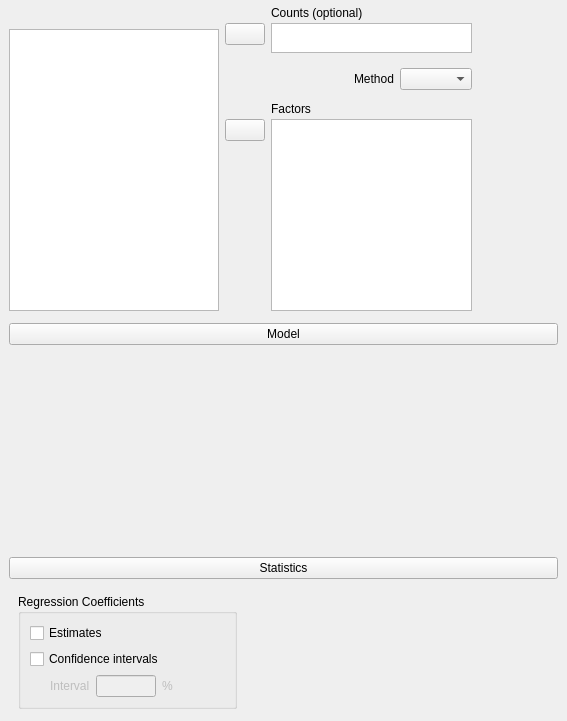
Old version of the form JASP-Desktop/analysisforms/regressionloglinearform.ui in the repository jasp-stats/jasp-desktop.
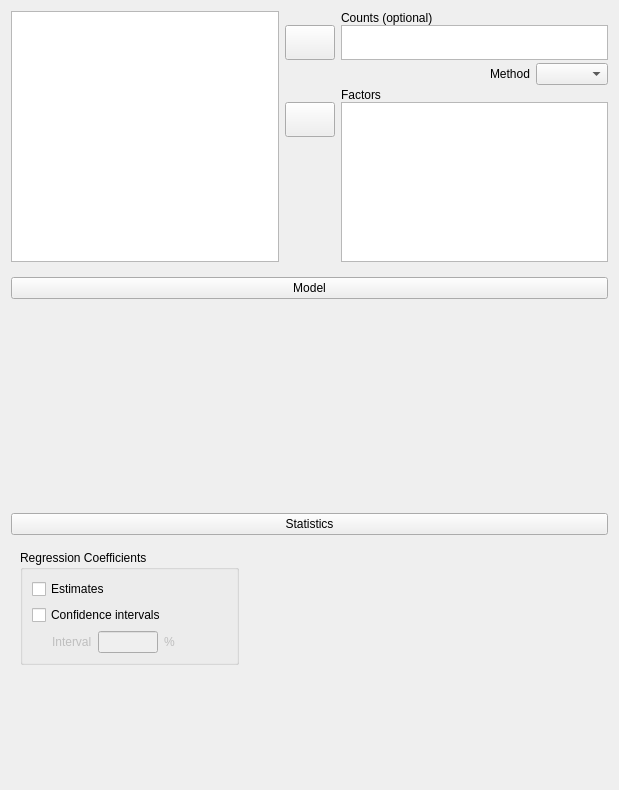
New version of the form. Custom widgets are drawn as their Qt base class.

The edit to the form file:
```diff
--- a/JASP-Desktop/analysisforms/regressionloglinearform.ui
+++ b/JASP-Desktop/analysisforms/regressionloglinearform.ui
@@ -6,37 +6,296 @@
    <rect>
     <x>0</x>
     <y>0</y>
-    <width>567</width>
-    <height>705</height>
+    <width>619</width>
+    <height>790</height>
    </rect>
   </property>
+  <property name="sizePolicy">
+   <sizepolicy hsizetype="Fixed" vsizetype="Preferred">
+    <horstretch>0</horstretch>
+    <verstretch>0</verstretch>
+   </sizepolicy>
+  </property>
   <property name="windowTitle">
    <string>Form</string>
   </property>
-  <layout class="QGridLayout" name="gridLayout_21">
-   <property name="leftMargin">
-    <number>0</number>
-   </property>
-   <property name="topMargin">
-    <number>0</number>
-   </property>
-   <property name="rightMargin">
-    <number>0</number>
-   </property>
-   <property name="bottomMargin">
-    <number>0</number>
-   </property>
-   <property name="verticalSpacing">
-    <number>0</number>
-   </property>
-   <item row="2" column="0" colspan="2">
+  <layout class="QVBoxLayout" name="verticalLayout">
+   <item>
+    <widget class="QWidget" name="widget" native="true">
+     <property name="sizePolicy">
+      <sizepolicy hsizetype="Preferred" vsizetype="Fixed">
+       <horstretch>0</horstretch>
+       <verstretch>0</verstretch>
+      </sizepolicy>
+     </property>
+     <layout class="QGridLayout" name="gridLayout">
+      <property name="leftMargin">
+       <number>0</number>
+      </property>
+      <property name="topMargin">
+       <number>0</number>
+      </property>
+      <property name="rightMargin">
+       <number>0</number>
+      </property>
+      <property name="bottomMargin">
+       <number>0</number>
+      </property>
+      <property name="verticalSpacing">
+       <number>0</number>
+      </property>
+      <item row="5" column="1">
+       <widget class="AssignButton" name="buttonAssignFactors">
+        <property name="sizePolicy">
+         <sizepolicy hsizetype="Fixed" vsizetype="Fixed">
+          <horstretch>0</horstretch>
+          <verstretch>0</verstretch>
+         </sizepolicy>
+        </property>
+        <property name="minimumSize">
+         <size>
+          <width>50</width>
+          <height>35</height>
+         </size>
+        </property>
+        <property name="maximumSize">
+         <size>
+          <width>50</width>
+          <height>35</height>
+         </size>
+        </property>
+        <property name="text">
+         <string/>
+        </property>
+       </widget>
+      </item>
+      <item row="5" column="2" rowspan="2">
+       <widget class="BoundListView" name="factors">
+        <property name="sizePolicy">
+         <sizepolicy hsizetype="Expanding" vsizetype="Fixed">
+          <horstretch>0</horstretch>
+          <verstretch>0</verstretch>
+         </sizepolicy>
+        </property>
+        <property name="minimumSize">
+         <size>
+          <width>0</width>
+          <height>160</height>
+         </size>
+        </property>
+        <property name="maximumSize">
+         <size>
+          <width>16777215</width>
+          <height>160</height>
+         </size>
+        </property>
+        <property name="editTriggers">
+         <set>QAbstractItemView::AllEditTriggers</set>
+        </property>
+        <property name="selectionMode">
+         <enum>QAbstractItemView::ExtendedSelection</enum>
+        </property>
+       </widget>
+      </item>
+      <item row="6" column="1">
+       <spacer name="verticalSpacer_3">
+        <property name="orientation">
+         <enum>Qt::Vertical</enum>
+        </property>
+        <property name="sizeHint" stdset="0">
+         <size>
+          <width>20</width>
+          <height>84</height>
+         </size>
+        </property>
+       </spacer>
+      </item>
+      <item row="0" column="0" rowspan="7">
+       <widget class="AvailableFieldsListView" name="listAvailableFields">
+        <property name="sizePolicy">
+         <sizepolicy hsizetype="Expanding" vsizetype="Preferred">
+          <horstretch>0</horstretch>
+          <verstretch>0</verstretch>
+         </sizepolicy>
+        </property>
+        <property name="selectionMode">
+         <enum>QAbstractItemView::ExtendedSelection</enum>
+        </property>
+       </widget>
+      </item>
+      <item row="1" column="2" rowspan="2">
+       <widget class="BoundListView" name="counts">
+        <property name="sizePolicy">
+         <sizepolicy hsizetype="Expanding" vsizetype="Fixed">
+          <horstretch>0</horstretch>
+          <verstretch>0</verstretch>
+         </sizepolicy>
+        </property>
+        <property name="minimumSize">
+         <size>
+          <width>0</width>
+          <height>35</height>
+         </size>
+        </property>
+        <property name="maximumSize">
+         <size>
+          <width>16777215</width>
+          <height>35</height>
+         </size>
+        </property>
+        <property name="selectionMode">
+         <enum>QAbstractItemView::ExtendedSelection</enum>
+        </property>
+       </widget>
+      </item>
+      <item row="0" column="2">
+       <widget class="QLabel" name="label_3">
+        <property name="text">
+         <string>Counts (optional)</string>
+        </property>
+       </widget>
+      </item>
+      <item row="1" column="1">
+       <widget class="AssignButton" name="buttonAssignCounts">
+        <property name="sizePolicy">
+         <sizepolicy hsizetype="Fixed" vsizetype="Fixed">
+          <horstretch>0</horstretch>
+          <verstretch>0</verstretch>
+         </sizepolicy>
+        </property>
+        <property name="minimumSize">
+         <size>
+          <width>50</width>
+          <height>35</height>
+         </size>
+        </property>
+        <property name="maximumSize">
+         <size>
+          <width>50</width>
+          <height>35</height>
+         </size>
+        </property>
+        <property name="text">
+         <string/>
+        </property>
+       </widget>
+      </item>
+      <item row="4" column="2">
+       <widget class="QLabel" name="label_4">
+        <property name="text">
+         <string>Factors</string>
+        </property>
+       </widget>
+      </item>
+      <item row="0" column="1">
+       <widget class="QWidget" name="widget_9" native="true"/>
+      </item>
+      <item row="3" column="2">
+       <widget class="QWidget" name="widget_5" native="true">
+        <layout class="QGridLayout" name="gridLayout_22">
+         <property name="leftMargin">
+          <number>0</number>
+         </property>
+         <property name="topMargin">
+          <number>3</number>
+         </property>
+         <property name="rightMargin">
+          <number>0</number>
+         </property>
+         <property name="bottomMargin">
+          <number>3</number>
+         </property>
+         <item row="0" column="0">
+          <spacer name="horizontalSpacer_2">
+           <property name="orientation">
+            <enum>Qt::Horizontal</enum>
+           </property>
+           <property name="sizeHint" stdset="0">
+            <size>
+             <width>40</width>
+             <height>20</height>
+            </size>
+           </property>
+          </spacer>
+         </item>
+         <item row="0" column="1">
+          <widget class="QLabel" name="label_7">
+           <property name="text">
+            <string>Method</string>
+           </property>
+          </widget>
+         </item>
+         <item row="0" column="2">
+          <widget class="BoundComboBox" name="method">
+           <property name="currentText">
+            <string/>
+           </property>
+          </widget>
+         </item>
+        </layout>
+       </widget>
+      </item>
+     </layout>
+    </widget>
+   </item>
+   <item>
+    <widget class="QWidget" name="modelContainer" native="true">
+     <property name="sizePolicy">
+      <sizepolicy hsizetype="Preferred" vsizetype="Preferred">
+       <horstretch>0</horstretch>
+       <verstretch>0</verstretch>
+      </sizepolicy>
+     </property>
+     <layout class="QGridLayout" name="gridLayout_5">
+      <property name="leftMargin">
+       <number>0</number>
+      </property>
+      <property name="rightMargin">
+       <number>0</number>
+      </property>
+      <property name="bottomMargin">
+       <number>0</number>
+      </property>
+      <item row="0" column="0">
+       <widget class="ExpanderButton" name="expanderModel">
+        <property name="text">
+         <string>Model</string>
+        </property>
+       </widget>
+      </item>
+      <item row="1" column="0">
+       <widget class="AnovaModelWidget" name="modelTerms" native="true">
+        <property name="sizePolicy">
+         <sizepolicy hsizetype="Expanding" vsizetype="Preferred">
+          <horstretch>0</horstretch>
+          <verstretch>0</verstretch>
+         </sizepolicy>
+        </property>
+        <property name="minimumSize">
+         <size>
+          <width>0</width>
+          <height>200</height>
+         </size>
+        </property>
+       </widget>
+      </item>
+     </layout>
+    </widget>
+   </item>
+   <item>
     <widget class="QWidget" name="widget_7" native="true">
      <layout class="QGridLayout" name="gridLayout_16">
+      <property name="leftMargin">
+       <number>0</number>
+      </property>
       <property name="topMargin">
-       <number>3</number>
+       <number>2</number>
+      </property>
+      <property name="rightMargin">
+       <number>0</number>
       </property>
       <property name="bottomMargin">
-       <number>3</number>
+       <number>0</number>
       </property>
       <item row="0" column="0">
        <widget class="ExpanderButton" name="pushButton">
@@ -148,302 +407,18 @@
      </layout>
     </widget>
    </item>
-   <item row="0" column="0">
-    <widget class="QWidget" name="widget_3" native="true">
-     <property name="sizePolicy">
-      <sizepolicy hsizetype="Preferred" vsizetype="Minimum">
-       <horstretch>0</horstretch>
-       <verstretch>0</verstretch>
-      </sizepolicy>
+   <item>
+    <spacer name="verticalSpacer">
+     <property name="orientation">
+      <enum>Qt::Vertical</enum>
      </property>
-     <layout class="QGridLayout" name="gridLayout_2">
-      <property name="topMargin">
-       <number>6</number>
-      </property>
-      <property name="verticalSpacing">
-       <number>3</number>
-      </property>
-      <item row="0" column="0">
-       <widget class="QWidget" name="widget_2" native="true">
-        <property name="maximumSize">
-         <size>
-          <width>16777215</width>
-          <height>20</height>
-         </size>
-        </property>
-       </widget>
-      </item>
-      <item row="0" column="1" rowspan="2">
-       <widget class="QWidget" name="widget" native="true">
-        <property name="sizePolicy">
-         <sizepolicy hsizetype="Preferred" vsizetype="Preferred">
-          <horstretch>0</horstretch>
-          <verstretch>0</verstretch>
-         </sizepolicy>
-        </property>
-        <property name="maximumSize">
-         <size>
-          <width>16777215</width>
-          <height>100</height>
-         </size>
-        </property>
-        <layout class="QGridLayout" name="gridLayout">
-         <property name="leftMargin">
-          <number>0</number>
-         </property>
-         <property name="topMargin">
-          <number>0</number>
-         </property>
-         <property name="rightMargin">
-          <number>0</number>
-         </property>
-         <property name="bottomMargin">
-          <number>3</number>
-         </property>
-         <property name="verticalSpacing">
-          <number>3</number>
-         </property>
-         <item row="0" column="0">
-          <widget class="QWidget" name="widget_9" native="true"/>
-         </item>
-         <item row="1" column="0">
-          <widget class="AssignButton" name="buttonAssignCounts">
-           <property name="maximumSize">
-            <size>
-             <width>50</width>
-             <height>16777215</height>
-            </size>
-           </property>
-           <property name="text">
-            <string/>
-           </property>
-          </widget>
-         </item>
-         <item row="1" column="1" rowspan="2">
-          <widget class="BoundListView" name="counts">
-           <property name="sizePolicy">
-            <sizepolicy hsizetype="Maximum" vsizetype="Expanding">
-             <horstretch>0</horstretch>
-             <verstretch>0</verstretch>
-            </sizepolicy>
-           </property>
-           <property name="maximumSize">
-            <size>
-             <width>210</width>
-             <height>30</height>
-            </size>
-           </property>
-           <property name="selectionMode">
-            <enum>QAbstractItemView::ExtendedSelection</enum>
-           </property>
-          </widget>
-         </item>
-         <item row="0" column="1">
-          <widget class="QLabel" name="label_3">
-           <property name="text">
-            <string>Counts (optional)</string>
-           </property>
-          </widget>
-         </item>
-        </layout>
-       </widget>
-      </item>
-      <item row="1" column="0" rowspan="3">
-       <widget class="AvailableFieldsListView" name="listAvailableFields">
-        <property name="sizePolicy">
-         <sizepolicy hsizetype="Fixed" vsizetype="Expanding">
-          <horstretch>0</horstretch>
-          <verstretch>0</verstretch>
-         </sizepolicy>
-        </property>
-        <property name="maximumSize">
-         <size>
-          <width>210</width>
-          <height>16777215</height>
-         </size>
-        </property>
-        <property name="selectionMode">
-         <enum>QAbstractItemView::ExtendedSelection</enum>
-        </property>
-       </widget>
-      </item>
-      <item row="2" column="1">
-       <widget class="QWidget" name="widget_5" native="true">
-        <layout class="QGridLayout" name="gridLayout_22">
-         <property name="leftMargin">
-          <number>0</number>
-         </property>
-         <property name="rightMargin">
-          <number>0</number>
-         </property>
-         <item row="0" column="0">
-          <spacer name="horizontalSpacer_2">
-           <property name="orientation">
-            <enum>Qt::Horizontal</enum>
-           </property>
-           <property name="sizeHint" stdset="0">
-            <size>
-             <width>40</width>
-             <height>20</height>
-            </size>
-           </property>
-          </spacer>
-         </item>
-         <item row="0" column="1">
-          <widget class="QLabel" name="label_7">
-           <property name="text">
-            <string>Method</string>
-           </property>
-          </widget>
-         </item>
-         <item row="0" column="2">
-          <widget class="BoundComboBox" name="method">
-           <property name="currentText">
-            <string/>
-           </property>
-          </widget>
-         </item>
-        </layout>
-       </widget>
-      </item>
-      <item row="3" column="1">
-       <widget class="QWidget" name="widget_6" native="true">
-        <property name="sizePolicy">
-         <sizepolicy hsizetype="Preferred" vsizetype="Preferred">
-          <horstretch>0</horstretch>
-          <verstretch>2</verstretch>
-         </sizepolicy>
-        </property>
-        <layout class="QGridLayout" name="gridLayout_3">
-         <property name="leftMargin">
-          <number>0</number>
-         </property>
-         <property name="topMargin">
-          <number>0</number>
-         </property>
-         <property name="rightMargin">
-          <number>0</number>
-         </property>
-         <property name="bottomMargin">
-          <number>0</number>
-         </property>
-         <property name="verticalSpacing">
-          <number>3</number>
-         </property>
-         <item row="0" column="0">
-          <widget class="QWidget" name="widget_10" native="true"/>
-         </item>
-         <item row="1" column="1" rowspan="2">
-          <widget class="BoundListView" name="factors">
-           <property name="minimumSize">
-            <size>
-             <width>0</width>
-             <height>100</height>
-            </size>
-           </property>
-           <property name="maximumSize">
-            <size>
-             <width>210</width>
-             <height>200</height>
-            </size>
-           </property>
-           <property name="editTriggers">
-            <set>QAbstractItemView::AllEditTriggers</set>
-           </property>
-           <property name="selectionMode">
-            <enum>QAbstractItemView::ExtendedSelection</enum>
-           </property>
-          </widget>
-         </item>
-         <item row="2" column="0">
-          <spacer name="verticalSpacer_3">
-           <property name="orientation">
-            <enum>Qt::Vertical</enum>
-           </property>
-           <property name="sizeHint" stdset="0">
-            <size>
-             <width>20</width>
-             <height>84</height>
-            </size>
-           </property>
-          </spacer>
-         </item>
-         <item row="0" column="1">
-          <widget class="QLabel" name="label_4">
-           <property name="text">
-            <string>Factors</string>
-           </property>
-          </widget>
-         </item>
-         <item row="1" column="0">
-          <widget class="AssignButton" name="buttonAssignFactors">
-           <property name="maximumSize">
-            <size>
-             <width>50</width>
-             <height>16777215</height>
-            </size>
-           </property>
-           <property name="text">
-            <string/>
-           </property>
-          </widget>
-         </item>
-        </layout>
-       </widget>
-      </item>
-     </layout>
-    </widget>
-   </item>
-   <item row="0" column="1">
-    <widget class="QWidget" name="widget_4" native="true">
-     <property name="minimumSize">
+     <property name="sizeHint" stdset="0">
       <size>
-       <width>80</width>
-       <height>0</height>
+       <width>20</width>
+       <height>40</height>
       </size>
      </property>
-    </widget>
-   </item>
-   <item row="1" column="0" colspan="2">
-    <widget class="QWidget" name="modelContainer" native="true">
-     <property name="sizePolicy">
-      <sizepolicy hsizetype="Preferred" vsizetype="Preferred">
-       <horstretch>0</horstretch>
-       <verstretch>0</verstretch>
-      </sizepolicy>
-     </property>
-     <layout class="QGridLayout" name="gridLayout_5">
-      <property name="topMargin">
-       <number>3</number>
-      </property>
-      <property name="bottomMargin">
-       <number>3</number>
-      </property>
-      <item row="0" column="0">
-       <widget class="ExpanderButton" name="expanderModel">
-        <property name="text">
-         <string>Model</string>
-        </property>
-       </widget>
-      </item>
-      <item row="1" column="0">
-       <widget class="AnovaModelWidget" name="modelTerms" native="true">
-        <property name="sizePolicy">
-         <sizepolicy hsizetype="Expanding" vsizetype="Preferred">
-          <horstretch>0</horstretch>
-          <verstretch>0</verstretch>
-         </sizepolicy>
-        </property>
-        <property name="minimumSize">
-         <size>
-          <width>0</width>
-          <height>200</height>
-         </size>
-        </property>
-       </widget>
-      </item>
-     </layout>
-    </widget>
+    </spacer>
    </item>
   </layout>
  </widget>
@@ -463,33 +438,33 @@
    <extends>QListView</extends>
    <header>widgets/boundlistview.h</header>
   </customwidget>
-  <customwidget>
-   <class>ExpanderButton</class>
-   <extends>QPushButton</extends>
-   <header>widgets/expanderbutton.h</header>
-  </customwidget>
-  <customwidget>
-   <class>BoundCheckBox</class>
-   <extends>QCheckBox</extends>
-   <header>widgets/boundcheckbox.h</header>
-  </customwidget>
-  <customwidget>
-   <class>BoundTextBox</class>
-   <extends>QLineEdit</extends>
-   <header>widgets/boundtextbox.h</header>
-  </customwidget>
   <customwidget>
    <class>GroupBox</class>
    <extends>QGroupBox</extends>
    <header>widgets/groupbox.h</header>
    <container>1</container>
   </customwidget>
+  <customwidget>
+   <class>BoundTextBox</class>
+   <extends>QLineEdit</extends>
+   <header>widgets/boundtextbox.h</header>
+  </customwidget>
+  <customwidget>
+   <class>ExpanderButton</class>
+   <extends>QPushButton</extends>
+   <header>widgets/expanderbutton.h</header>
+  </customwidget>
   <customwidget>
    <class>AnovaModelWidget</class>
    <extends>QWidget</extends>
    <header>widgets/anovamodelwidget.h</header>
    <container>1</container>
   </customwidget>
+  <customwidget>
+   <class>BoundCheckBox</class>
+   <extends>QCheckBox</extends>
+   <header>widgets/boundcheckbox.h</header>
+  </customwidget>
   <customwidget>
    <class>BoundComboBox</class>
    <extends>QComboBox</extends>
```
